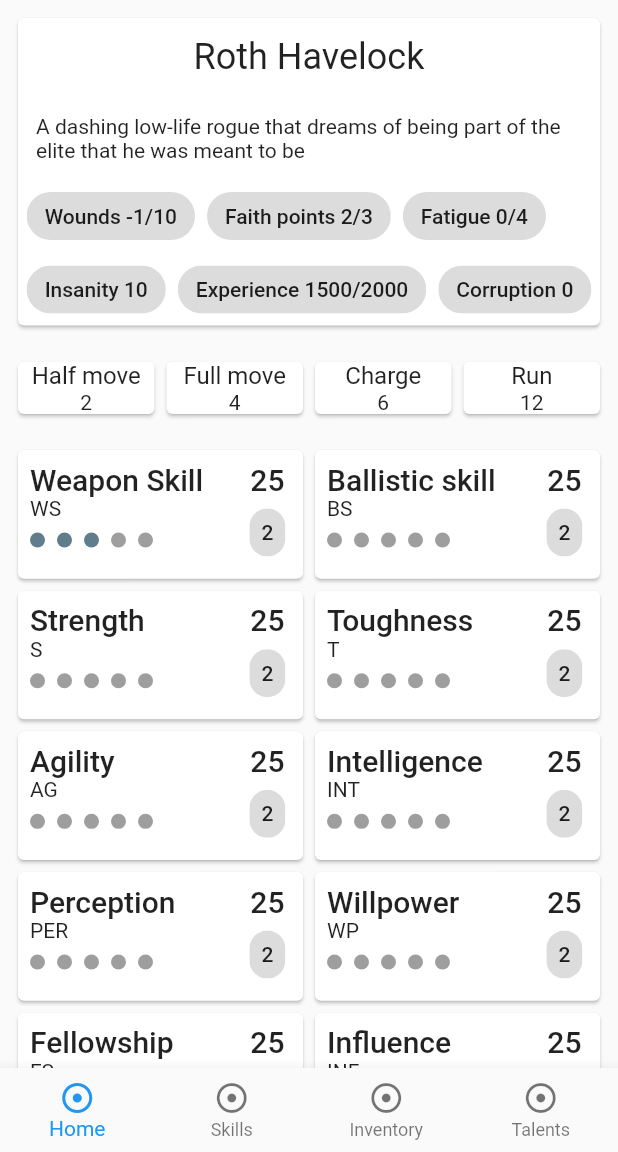
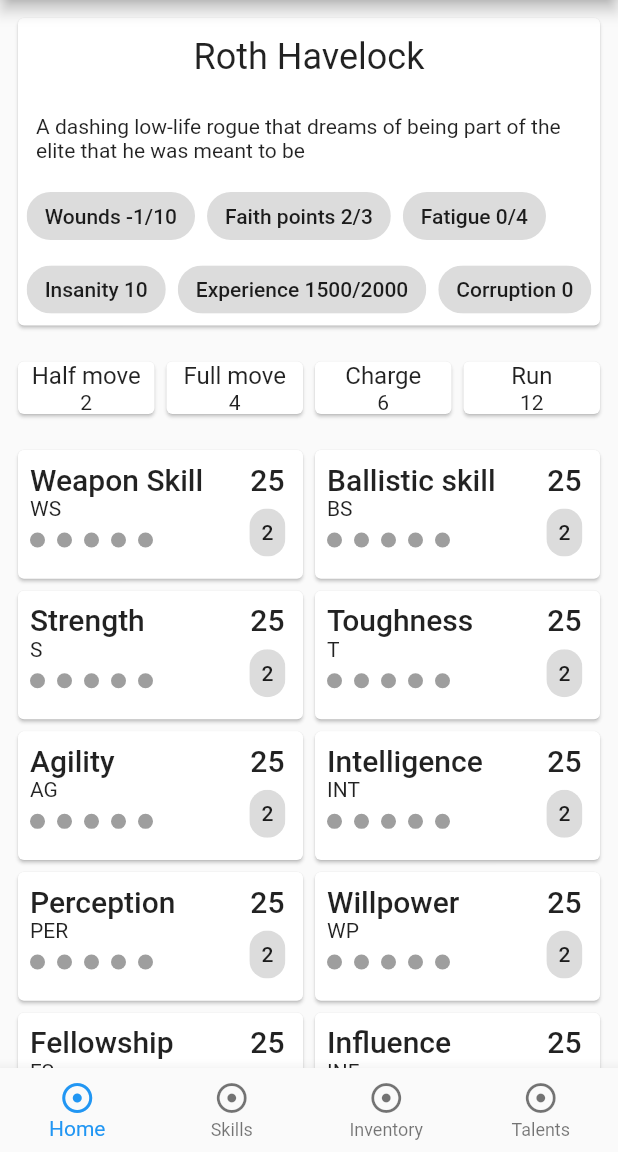
Before and after one commit to SHeija/imperial-sheets, a Flutter app: the screen it shows after launch, on a phone screen of 412 x 824 dp, the part 84-1236 px from its top. Run offline on Flutter 3.47's test engine with Material 2 defaults, Android fonts, the phone set to English and light mode, and no system bars; our stand-ins replace flutter_form_builder; missing offline and left inert: statusbar; generated files the repository leaves out were written again.

Commit message:
code cleanup & refactor

```diff
--- a/lib/components/common/itemTile.dart
+++ b/lib/components/common/itemTile.dart
@@ -39,7 +39,7 @@ class ItemTile extends StatelessWidget {
                 }, children: [
               TableRow(children: <Widget>[
                 Container(
-                  child: Text(item.title,
+                  child: Text(item.name,
                       style: Theme.of(context).textTheme.headline6),
                   padding: EdgeInsets.all(cellPadding),
                 ),
--- a/lib/components/common/skillTile.dart
+++ b/lib/components/common/skillTile.dart
@@ -28,7 +28,7 @@ class SkillTile extends StatelessWidget {
   // TILE
   @override
   Widget build(BuildContext context) {
-    const double cellPadding = 8.0; // TODO
+    const double cellPadding = 8.0;
     Character _meta = Provider.of<CharacterModel>(context).getCharacter();
     const smallTitle = TextStyle(
         color: Color(0xdd000000),
--- a/lib/components/common/speedTable.dart
+++ b/lib/components/common/speedTable.dart
@@ -1,5 +1,3 @@
-import 'dart:io';
-
 import 'package:flutter/material.dart';
 import 'package:imperial_sheets/models/character.dart';
 import '../../utils/constants.dart' as Contants;
--- a/lib/components/common/statTile.dart
+++ b/lib/components/common/statTile.dart
@@ -1,5 +1,4 @@
 import 'package:flutter/material.dart';
-import 'package:flutter_form_builder/flutter_form_builder.dart';
 import 'package:imperial_sheets/components/common/stepIndicator.dart';
 import 'package:imperial_sheets/components/dialogs/statEditDialog.dart';
 import 'package:imperial_sheets/models/datamodels.dart';
--- a/lib/components/common/weaponTile.dart
+++ b/lib/components/common/weaponTile.dart
@@ -40,7 +40,7 @@ class WeaponTile extends StatelessWidget {
                 }, children: [
               TableRow(children: <Widget>[
                 Container(
-                  child: Text(weapon.title,
+                  child: Text(weapon.name,
                       style: Theme.of(context).textTheme.headline6),
                   padding: EdgeInsets.all(cellPadding),
                 ),
--- a/lib/components/containers/infoContainer.dart
+++ b/lib/components/containers/infoContainer.dart
@@ -4,7 +4,6 @@ import 'package:flutter/rendering.dart';
 import 'package:imperial_sheets/components/common/infoChips.dart';
 import 'package:imperial_sheets/components/dialogs/infoEditDialog.dart';
 import 'package:imperial_sheets/models/character.dart';
-import 'package:flutter_form_builder/flutter_form_builder.dart';
 import 'package:imperial_sheets/providers/characterModel.dart';
 import 'package:provider/provider.dart';
 
--- a/lib/components/containers/statContainer.dart
+++ b/lib/components/containers/statContainer.dart
@@ -1,8 +1,6 @@
 import 'package:flutter/material.dart';
 import 'package:imperial_sheets/components/common/statTile.dart';
 import 'package:imperial_sheets/models/datamodels.dart';
-import 'package:imperial_sheets/providers/characterModel.dart';
-import 'package:provider/provider.dart';
 
 class StatContainer extends StatelessWidget {
   final List<Stat> stats;
--- a/lib/components/dialogs/dualValueEditDialog.dart
+++ b/lib/components/dialogs/dualValueEditDialog.dart
@@ -3,8 +3,8 @@ import 'package:flutter_form_builder/flutter_form_builder.dart';
 
 class DualValueEditDialog extends StatelessWidget {
   DualValueEditDialog(this.val1, this.val2, this.label1, this.label2, this.title, this.style);
-  dynamic val1, val2;
-  String label1, label2, title, style;
+  final dynamic val1, val2;
+  final String label1, label2, title, style;
   final GlobalKey<FormBuilderState> _formKey = GlobalKey<FormBuilderState>();
 
   @override
--- a/lib/components/dialogs/itemEditDialog.dart
+++ b/lib/components/dialogs/itemEditDialog.dart
@@ -12,14 +12,14 @@ class ItemEditDialog extends StatelessWidget {
     return AlertDialog(
       shape:
       RoundedRectangleBorder(borderRadius: BorderRadius.circular(20)),
-      title: Text('Edit ${item.title}'),
+      title: Text('Edit ${item.name}'),
       content: SingleChildScrollView(
           child: Column(
             children: <Widget>[
               FormBuilder(
                   key: _formKey,
                   initialValue: {
-                    'title': item.title,
+                    'title': item.name,
                     'description': item.description,
                     'weight': item.weight.toString(),
                     'amount': item.amount
@@ -67,7 +67,7 @@ class ItemEditDialog extends StatelessWidget {
           child: Text('Submit'),
           onPressed: () {
             if (_formKey.currentState.saveAndValidate()) {
-              item.title = _formKey.currentState.value['title'];
+              item.name = _formKey.currentState.value['title'];
               item.description = _formKey.currentState.value['description'];
               item.weight = _formKey.currentState.value['weight'];
               item.amount = _formKey.currentState.value['amount'];
--- a/lib/components/dialogs/singleValueEditDialog.dart
+++ b/lib/components/dialogs/singleValueEditDialog.dart
@@ -3,8 +3,8 @@ import 'package:flutter_form_builder/flutter_form_builder.dart';
 
 class SingleValueEditDialog extends StatelessWidget {
   SingleValueEditDialog(this.value, this.label);
-  String label;
-  dynamic value;
+  final String label;
+  final dynamic value;
   final GlobalKey<FormBuilderState> _formKey = GlobalKey<FormBuilderState>();
 
   @override
--- a/lib/components/dialogs/weaponEditDialog.dart
+++ b/lib/components/dialogs/weaponEditDialog.dart
@@ -12,14 +12,14 @@ class WeaponEditDialog extends StatelessWidget {
     return AlertDialog(
       shape:
       RoundedRectangleBorder(borderRadius: BorderRadius.circular(20)),
-      title: Text('Edit ${weapon.title}'),
+      title: Text('Edit ${weapon.name}'),
       content: SingleChildScrollView(
           child: Column(
             children: <Widget>[
               FormBuilder(
                   key: _formKey,
                   initialValue: {
-                    'title': weapon.title,
+                    'title': weapon.name,
                     'description': weapon.description,
                     'weight': weapon.weight.toString(),
                     'range': weapon.range,
@@ -107,7 +107,7 @@ class WeaponEditDialog extends StatelessWidget {
           child: Text('Submit'),
           onPressed: () {
             if (_formKey.currentState.saveAndValidate()) {
-              weapon.title = _formKey.currentState.value['title'];
+              weapon.name = _formKey.currentState.value['title'];
               weapon.description = _formKey.currentState.value['description'];
               weapon.weight = _formKey.currentState.value['weight'];
               weapon.range = _formKey.currentState.value['range'];
--- a/lib/models/character.dart
+++ b/lib/models/character.dart
@@ -25,19 +25,80 @@ class Character {
   int insanity;
   int fatigue;
 
-  Character.empty();
+  Character.blank(){
+    name = 'Name';
+    description = 'Description';
+    stats = statSheet();
+    skills = skillSheet();
+    talents = [];
+    items = [];
+    weapons = [];
+    aptitudes = [];
+    armor = Armor.blank();
+    xp=0;
+    spentXp=0;
+    hp=0;
+    damage=0;
+    faith=0;
+    currentFaith=0;
+    corruption=0;
+    insanity=0;
+    fatigue=0;
+  }
+
   Character(this.name, this.description, this.stats, this.talents, this.skills, this.aptitudes, this.items, this.weapons, this.armor);
 
   factory Character.fromJson(Map<String, dynamic> json) => _$CharacterFromJson(json);
   Map<String, dynamic> toJson() => _$CharacterToJson(this);
 
+  // UTILS
   Stat getStat(String statName) {
     return stats.firstWhere((element) => element.name == statName);
   }
 
   int getFatigueTreshold() {
-    int wp = stats.firstWhere((element) => element.name == Constants.WP).value;
-    int t = stats.firstWhere((element) => element.name == Constants.T).value;
-    return (wp/10).floor() + (t/10).floor();
+    int wpB = getStat(Constants.WP).getStatBonus();
+    int tB = getStat(Constants.T).getStatBonus();
+    return wpB + tB;
+  }
+
+  List<Skill> skillSheet() {
+    List<Skill> _skills = [];
+    Constants.SKILL_LIST.forEach((key, value) {
+      _skills.add(Skill.notKnown(key, [], value));
+    });
+    return _skills;
+  }
+
+  List<Stat> statSheet() {
+    List<Stat> _stats = [];
+    Constants.STAT_LIST.forEach((key, value) {
+      _stats.add(Stat(value, key, 25, 0, []));
+    });
+    return _stats;
+  }
+
+  void fillStatList() {
+    // Remove mis-named
+    stats.retainWhere((element) => Constants.ALL_STATS.contains(element.name));
+    // Create "sheet"
+    List<Stat> newStats = statSheet();
+    // Replace
+    stats.forEach((existing) {
+      newStats[newStats.indexWhere((e) => e.name == existing.name)] = existing;
+    });
+    stats = newStats;
+  }
+
+  void fillSkillList() {
+    // remove mis-named
+    skills.retainWhere((element) => Constants.ALL_SKILLS.contains(element.title));
+    // Create "sheet"
+    List<Skill> newSkills = skillSheet();
+    // Replace
+    skills.forEach((existing) {
+      newSkills[newSkills.indexWhere((e) => e.title == existing.title)] = existing;
+    });
+    skills = newSkills;
   }
 }
--- a/lib/models/datamodels.dart
+++ b/lib/models/datamodels.dart
@@ -69,13 +69,13 @@ class Skill {
 
 @JsonSerializable()
 class Item {
-  String title, description;
+  String name, description;
   double weight;
   int amount;
 
-  Item(this.title, this.description, this.weight, this.amount);
+  Item(this.name, this.description, this.weight, this.amount);
   Item.blank(){
-    title = '';
+    name = '';
     description = '';
     weight = 0.5;
     amount=1;
@@ -89,11 +89,11 @@ class Item {
 class Weapon extends Item{
   String range, rateOfFire, damage, type, penetration, clip, reloadSpeed, special;
 
-  Weapon(String title, String description, double weight, this.range, this.rateOfFire, this.damage, this.type, this.penetration, this.clip, this.reloadSpeed, this.special) : super(title, description, weight, 1);
+  Weapon(String name, String description, double weight, this.range, this.rateOfFire, this.damage, this.type, this.penetration, this.clip, this.reloadSpeed, this.special) : super(name, description, weight, 1);
   Weapon.blank() : super.blank() {
     range = '';
-    rateOfFire = '-/-/-';
-    damage = '1d10';
+    rateOfFire = '';
+    damage = '';
     type = '';
     penetration = '';
     clip = '';
@@ -106,11 +106,11 @@ class Weapon extends Item{
 }
 
 @JsonSerializable()
-class Armor {
-  Map armor;
+class Armor extends Item {
+  Map<String, int> armor;
 
-  Armor(this.armor);
-  Armor.blank(){
+  Armor(String name, String description, double weight, Map<String, int>this.armor) : super(name, description, weight, 1);
+  Armor.blank() : super.blank() {
     armor = {
       'head': 0,
       'leftArm': 0,
--- a/lib/utils/generator.dart
+++ b/lib/utils/generator.dart
@@ -1,19 +1,15 @@
 import '../models/character.dart';
 import '../models/datamodels.dart';
-import 'constants.dart' as Constants;
 
 Character generateCharacter() {
-  String name = 'Roth Havelock';
-  String description = 'A dashing low-life rogue that dreams of being part of the elite that he was meant to be';
-  List<Stat> stats = generateStats();
-  List<Talent> talents = generateTalents();
-  List<Skill> skills = generateSkills();
-  List<String> aptitudes = generateAptitudes();
-  List<Item> items = generateItems();
-  List<Weapon> weapons = generateWeapons();
-  Armor armor = generateArmor();
-
-  Character character = Character(name, description, stats, talents, skills, aptitudes, items, weapons, armor);
+  Character character = Character.blank();
+  character.name = 'Roth Havelock';
+  character.description = 'A dashing low-life rogue that dreams of being part of the elite that he was meant to be';
+  character.talents = generateTalents();
+  character.aptitudes = generateAptitudes();
+  character.items = generateItems();
+  character.weapons = generateWeapons();
+  character.armor = generateArmor();
   character.hp = 10;
   character.damage = 11;
   character.xp = 2000;
@@ -27,29 +23,10 @@ Character generateCharacter() {
   return character;
 }
 
-List<Stat> generateStats() {
-  List<Stat> stats = [];
-  Constants.STAT_LIST.forEach((key, value) {
-    stats.add(Stat(value, key, 25, 0, []));
-  });
-  stats[0].stage = 3;
-  return stats;
-}
-
 List<Talent> generateTalents() {
   Talent quickDraw = Talent('Quick Draw', 'Halves time required to draw a weapon', 1, ['agility', 'finesse']);
   Talent sprint = Talent('Sprint', 'Sprints', 3, ['agility', 'fieldcraft']);
   return [quickDraw, sprint];
-}
-
-List<Skill> generateSkills() {
-  List<Skill> skills = [];
-  Constants.SKILL_LIST.forEach((key, value) {
-    skills.add(Skill.notKnown(key, [], value));
-  });
-  skills[6].subSkill = 'Imperium';
-  skills[9].subSkill = 'Adeptus astra militarum';
-  return skills;
 }
 
 List<String> generateAptitudes() {
@@ -69,6 +46,6 @@ List<Weapon> generateWeapons() {
 
 Armor generateArmor() {
   Armor armor = Armor.blank();
-  armor.armor['head'] = '5';
+  armor.armor['head'] = 5;
   return armor;
 }
--- a/lib/views/inventoryView.dart
+++ b/lib/views/inventoryView.dart
@@ -44,9 +44,10 @@ class InventoryView extends StatelessWidget {
       primary: false,
       slivers: <Widget>[
         SliverAppBar(
-          snap: true,
           title: Text('Imperial sheets'),
           floating: true,
+          elevation: Theme.of(context).appBarTheme.elevation,
+          forceElevated: true,
           actions: <Widget>[
             PopupMenuButton<Choices>(
               icon: Icon(Icons.add),
--- a/lib/views/mainView.dart
+++ b/lib/views/mainView.dart
@@ -14,8 +14,9 @@ class MainView extends StatelessWidget {
       slivers: <Widget>[
         SliverAppBar(
           title: Text('Imperial sheets'),
-          snap: true,
           floating: true,
+          elevation: Theme.of(context).appBarTheme.elevation,
+          forceElevated: true,
         ),
         SliverPadding(
           padding: const EdgeInsets.all(8.0),
--- a/lib/views/readFileScreen.dart
+++ b/lib/views/readFileScreen.dart
@@ -50,7 +50,7 @@ class _ReadFileScreenState extends State<ReadFileScreen> {
       ),
       body: Column(
         children: <Widget>[
-          Text(_weapon?.title),
+          Text(_weapon?.name),
           RaisedButton(
             onPressed: _writeFile, //write object to file
             child: Text('Write')
--- a/lib/views/skillView.dart
+++ b/lib/views/skillView.dart
@@ -28,9 +28,10 @@ class SkillView extends StatelessWidget {
       primary: false,
       slivers: <Widget>[
         SliverAppBar(
-          snap: true,
           title: Text('Imperial sheets'),
           floating: true,
+          elevation: Theme.of(context).appBarTheme.elevation,
+          forceElevated: true,
           actions: <Widget>[
             IconButton(
               icon: Icon(Icons.add),
@@ -51,7 +52,7 @@ class SkillView extends StatelessWidget {
               (BuildContext context, int index) {
                 if(skills[index].canHaveMultiple()){
                   return Dismissible(
-                    key: Key('skill${index}'),
+                    key: Key('skill $index'),
                     background: Container(color: Theme.of(context).errorColor),
                     onDismissed: (direction) {
                       Provider.of<CharacterModel>(context, listen: false)
```
Also changed, not shown: lib/views/myHomePage.dart (deleted, +0 -55 lines), lib/models/datamodels.g.dart, 1 other file.
